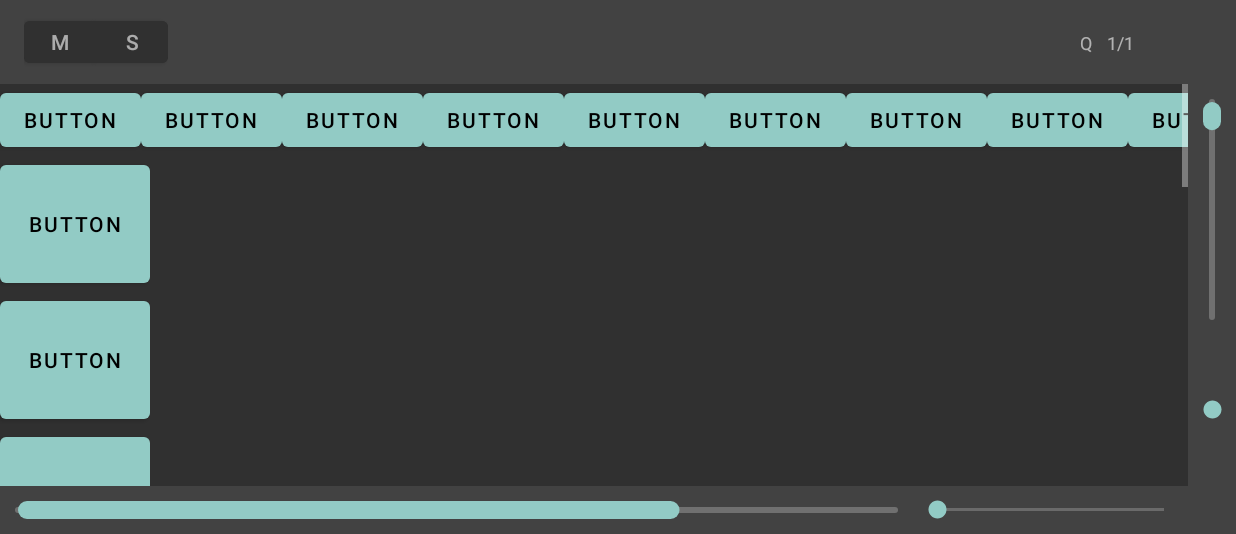
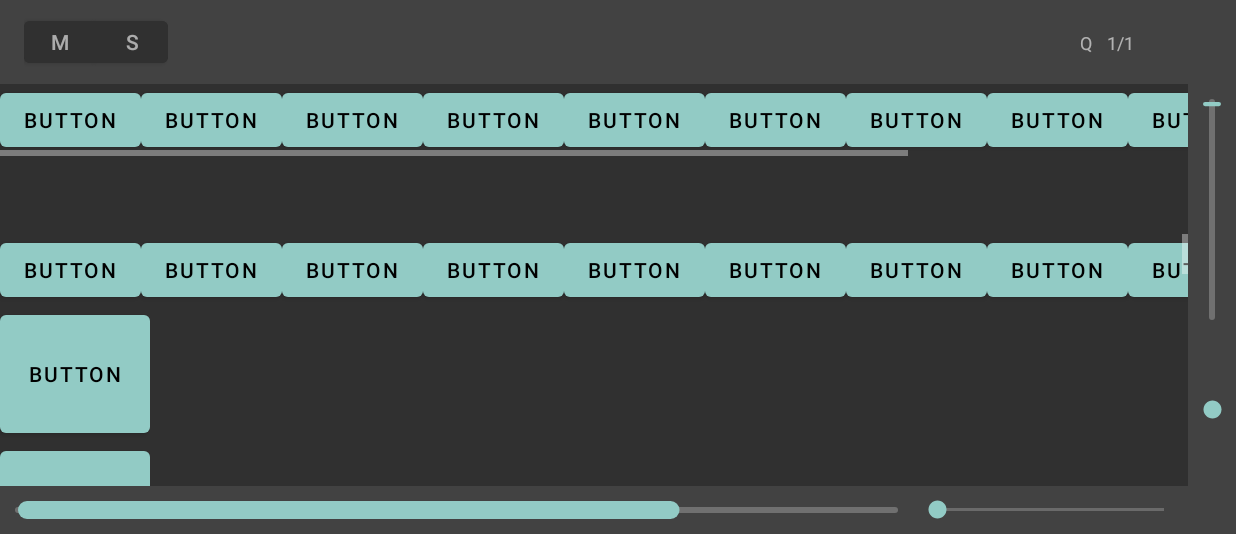
Before and after one commit to chord-io/chord.io-android-ui, an Android app: the SequencerActivity screen opened directly, with no data from a screen before it, on a phone screen of 824 x 412 dp (held sideways), the part 84-618 px from its top. Run offline under Robolectric (Android 15) with nearby library versions, the phone set to English and light mode, and no system bars; plain views replace IconicsImageView.

Commit message:
handle multiple scrollview on scrollbar component

```diff
--- a/app/src/main/java/io/chord/ui/SequencerActivity.kt
+++ b/app/src/main/java/io/chord/ui/SequencerActivity.kt
@@ -3,6 +3,8 @@ package io.chord.ui
 import androidx.appcompat.app.AppCompatActivity
 import android.os.Bundle
 import io.chord.R
+import io.chord.ui.components.ScrollBar
+import io.chord.ui.components.TwoDimensionalScrollView
 
 class SequencerActivity : AppCompatActivity()
 {
@@ -11,5 +13,12 @@ class SequencerActivity : AppCompatActivity()
 		super.onCreate(savedInstanceState)
 		this.setContentView(R.layout.activity_sequencer)
 		this.setSupportActionBar(this.findViewById(R.id.toolbar))
+
+		val horizontalScrollBar = this.findViewById<ScrollBar>(R.id.horizontalScrollBar)
+		val verticalScrollBar = this.findViewById<ScrollBar>(R.id.verticalScrollBar)
+
+		horizontalScrollBar.attachScrollView(R.id.scrollview)
+		horizontalScrollBar.attachScrollView(R.id.scrollview2)
+		verticalScrollBar.attachScrollView(R.id.scrollview)
 	}
 }
--- a/app/src/main/java/io/chord/ui/components/ScrollBar.kt
+++ b/app/src/main/java/io/chord/ui/components/ScrollBar.kt
@@ -7,18 +7,20 @@ import android.util.AttributeSet
 import android.view.MotionEvent
 import android.view.View
 import android.widget.FrameLayout
+import android.widget.HorizontalScrollView
+import android.widget.ScrollView
 import io.chord.R
 import io.chord.ui.utils.MathUtils
 import io.chord.ui.utils.ViewUtils
+import kotlin.IllegalStateException
 import kotlin.math.max
 import kotlin.math.min
 
 class ScrollBar : View
 {
 	private val painter: Paint = Paint()
-	private lateinit var _scrollView: FrameLayout
+	private val _scrollBarControllers: MutableMap<Int, ScrollBarController> = mutableMapOf()
 
-	private var _scrollviewId: Int? = null
 	private var _orientation: ScrollBarOrientation = ScrollBarOrientation.Horizontal
 	private var _backgroundColor: Int? = null
 	private var _trackColor: Int? = null
@@ -26,12 +28,6 @@ class ScrollBar : View
 	private var _trackThickness: Float? = null
 	private var _thumbThickness: Float? = null
 	private var _thumbRoundness: Float? = null
-
-	var scrollviewId: Int?
-		get() = this._scrollviewId
-		set(value) {
-			this._scrollviewId = value
-		}
 
 	var orientation: ScrollBarOrientation
 		get() = this._orientation
@@ -113,10 +109,7 @@ class ScrollBar : View
 			attrs, R.styleable.ScrollBar, defStyle, 0
 		)
 
-		this.scrollviewId = typedArray.getResourceId(
-			R.styleable.ScrollBar_cio_sb_attachScrollView,
-			0
-		)
+		val theme = this.context.theme
 
 		typedArray.getString(
 			R.styleable.ScrollBar_cio_sb_orientation
@@ -130,7 +123,6 @@ class ScrollBar : View
 			}
 		}
 
-		val theme = this.context.theme
 
 		this.backgroundColor = typedArray.getColor(
 			R.styleable.ScrollBar_cio_sb_backgroundColor,
@@ -165,66 +157,30 @@ class ScrollBar : View
 		typedArray.recycle()
 	}
 
-	override fun onAttachedToWindow()
+	fun attachScrollView(id: Int)
 	{
-		super.onAttachedToWindow()
+		this._scrollBarControllers[id] = ScrollBarController(id, this)
+	}
 
-		val rootView = ViewUtils.getParentRootView(this)
-		this._scrollviewId?.apply {
-			val twoDimensionalScrollView = rootView
-				.findViewById<TwoDimensionalScrollView>(this)
-			_scrollView = if(_orientation == ScrollBarOrientation.Vertical)
-			{
-				twoDimensionalScrollView.verticalScrollView
-			}
-			else
-			{
-				twoDimensionalScrollView.horizontalScrollView
-			}
-		}
+	fun detachScrollView(id: Int)
+	{
+		this._scrollBarControllers.remove(id)
 	}
 
 	private fun getScrollViewContentSize(): Int
 	{
-		if(this._scrollView.childCount > 0)
-		{
-			val child = this._scrollView.getChildAt(0)
-
-			return if(this.orientation == ScrollBarOrientation.Vertical)
-			{
-				child.height
-			}
-			else
-			{
-				child.width
-			}
-		}
-
-		return this.getScrollViewSize()
+		return this._scrollBarControllers.values.first().getContentSize()
 	}
 
 	private fun getScrollViewSize(): Int
 	{
-		return if(this.orientation == ScrollBarOrientation.Vertical)
-		{
-			this._scrollView.height - this._scrollView.paddingBottom - this._scrollView.paddingTop
-		}
-		else
-		{
-			this._scrollView.width - this._scrollView.paddingStart - this._scrollView.paddingEnd
-		}
+		return this._scrollBarControllers.values.first().getSize()
 	}
 
 	private fun getScrollViewPosition(): Int
 	{
-		return if(this.orientation == ScrollBarOrientation.Vertical)
-		{
-			this._scrollView.scrollY
-		}
-		else
-		{
-			this._scrollView.scrollX
-		}
+		return this._scrollBarControllers.values.first().getPosition()
+
 	}
 
 	private fun getSizeWithoutPaddings(): Int
@@ -283,13 +239,8 @@ class ScrollBar : View
 
 	private fun setPosition(position: Int)
 	{
-		if(this.orientation == ScrollBarOrientation.Vertical)
-		{
-			this._scrollView.scrollY = position
-		}
-		else
-		{
-			this._scrollView.scrollX = position
+		this._scrollBarControllers.forEach {
+			it.value.setPosition(position)
 		}
 	}
 
--- /dev/null
+++ b/app/src/main/java/io/chord/ui/components/ScrollBarController.kt
@@ -0,0 +1,156 @@
+package io.chord.ui.components
+
+import android.view.View
+import android.widget.FrameLayout
+import android.widget.HorizontalScrollView
+import android.widget.ScrollView
+import io.chord.ui.utils.ViewUtils
+
+class ScrollBarController(
+	id: Int,
+	private val scrollBar: ScrollBar
+)
+{
+	private val scrollView: FrameLayout
+
+	init
+	{
+		val rootView = ViewUtils.getParentRootView(scrollBar)
+		this.scrollView = when(val scrollView = rootView.findViewById<View>(id))
+		{
+			is TwoDimensionalScrollView ->
+			{
+				if(scrollBar.orientation == ScrollBarOrientation.Vertical)
+				{
+					scrollView.verticalScrollView
+				} else
+				{
+					scrollView.horizontalScrollView
+				}
+			}
+			is ScrollView -> scrollView
+			is HorizontalScrollView -> scrollView
+			else -> throw IllegalStateException("view is not a scrollview")
+		}
+	}
+
+	override fun equals(other: Any?): Boolean
+	{
+		if(other is ScrollBarController)
+		{
+			when
+			{
+				this.getSizeWithoutPaddings() != other.getSizeWithoutPaddings() ->
+				{
+					return false
+				}
+				this.getContentSize() != other.getContentSize() ->
+				{
+					return false
+				}
+				this.getPaddingLeft() != other.getPaddingLeft() ->
+				{
+					return false
+				}
+				this.getPaddingRight() != other.getPaddingRight() ->
+				{
+					return false
+				}
+				else -> return true
+			}
+		}
+		else
+		{
+			return false
+		}
+	}
+
+	override fun hashCode(): Int
+	{
+		return this.scrollView.hashCode()
+	}
+
+	fun getContentSize(): Int
+	{
+		if(this.scrollView.childCount > 0)
+		{
+			val child = scrollView.getChildAt(0)
+
+			return if(this.scrollBar.orientation == ScrollBarOrientation.Vertical)
+			{
+				child.height
+			}
+			else
+			{
+				child.width
+			}
+		}
+
+		return this.getSizeWithoutPaddings()
+	}
+
+	fun getSizeWithoutPaddings(): Int
+	{
+		return if(this.scrollBar.orientation == ScrollBarOrientation.Vertical)
+		{
+			this.scrollView.height
+		}
+		else
+		{
+			this.scrollView.width
+		}
+	}
+
+	fun getSize(): Int
+	{
+		return this.getSizeWithoutPaddings() - this.getPaddingLeft() - this.getPaddingRight()
+	}
+
+	fun getPaddingLeft(): Int
+	{
+		return if(this.scrollBar.orientation == ScrollBarOrientation.Vertical)
+		{
+			this.scrollView.paddingTop
+		}
+		else
+		{
+			this.scrollView.paddingStart
+		}
+	}
+
+	fun getPaddingRight(): Int
+	{
+		return if(this.scrollBar.orientation == ScrollBarOrientation.Vertical)
+		{
+			this.scrollView.paddingBottom
+		}
+		else
+		{
+			this.scrollView.paddingEnd
+		}
+	}
+
+	fun getPosition(): Int
+	{
+		return if(this.scrollBar.orientation == ScrollBarOrientation.Vertical)
+		{
+			this.scrollView.scrollY
+		}
+		else
+		{
+			this.scrollView.scrollX
+		}
+	}
+
+	fun setPosition(position: Int)
+	{
+		return if(this.scrollBar.orientation == ScrollBarOrientation.Vertical)
+		{
+			this.scrollView.scrollY = position
+		}
+		else
+		{
+			this.scrollView.scrollX = position
+		}
+	}
+}
--- a/app/src/main/res/layout/activity_sequencer.xml
+++ b/app/src/main/res/layout/activity_sequencer.xml
@@ -13,7 +13,89 @@
         android:background="@color/backgroundSecondary"
         android:orientation="horizontal"
         android:columnCount="2"
-        android:rowCount="2">
+        android:rowCount="3">
+        <io.chord.ui.components.TwoDimensionalScrollView
+            android:id="@+id/scrollview2"
+            android:layout_width="0dp"
+            android:layout_height="100dp"
+            android:background="@color/backgroundPrimary"
+            android:layout_columnWeight="1"
+            android:layout_rowWeight="0"
+            android:layout_column="0"
+            android:layout_row="0">
+            <LinearLayout
+                android:layout_width="wrap_content"
+                android:layout_height="wrap_content"
+                android:orientation="horizontal">
+
+                <Button
+                    android:layout_width="match_parent"
+                    android:layout_height="wrap_content"
+                    android:layout_weight="1"
+                    android:text="Button" />
+
+                <Button
+                    android:layout_width="match_parent"
+                    android:layout_height="wrap_content"
+                    android:layout_weight="1"
+                    android:text="Button" />
+
+                <Button
+                    android:layout_width="match_parent"
+                    android:layout_height="wrap_content"
+                    android:layout_weight="1"
+                    android:text="Button" />
+
+                <Button
+                    android:layout_width="match_parent"
+                    android:layout_height="wrap_content"
+                    android:layout_weight="1"
+                    android:text="Button" />
+
+                <Button
+                    android:layout_width="wrap_content"
+                    android:layout_height="wrap_content"
+                    android:layout_weight="1"
+                    android:text="Button" />
+
+                <Button
+                    android:layout_width="wrap_content"
+                    android:layout_height="wrap_content"
+                    android:layout_weight="1"
+                    android:text="Button" />
+
+                <Button
+                    android:layout_width="wrap_content"
+                    android:layout_height="wrap_content"
+                    android:layout_weight="1"
+                    android:text="Button" />
+
+                <Button
+                    android:layout_width="wrap_content"
+                    android:layout_height="wrap_content"
+                    android:layout_weight="1"
+                    android:text="Button" />
+
+                <Button
+                    android:layout_width="wrap_content"
+                    android:layout_height="wrap_content"
+                    android:layout_weight="1"
+                    android:text="Button" />
+
+                <Button
+                    android:layout_width="wrap_content"
+                    android:layout_height="wrap_content"
+                    android:layout_weight="1"
+                    android:text="Button" />
+
+                <Button
+                    android:layout_width="wrap_content"
+                    android:layout_height="wrap_content"
+                    android:layout_weight="1"
+                    android:text="BITE!!!!!!" />
+            </LinearLayout>
+        </io.chord.ui.components.TwoDimensionalScrollView>
+
         <io.chord.ui.components.TwoDimensionalScrollView
             android:id="@+id/scrollview"
             android:layout_width="0dp"
@@ -22,7 +104,7 @@
             android:layout_columnWeight="1"
             android:layout_rowWeight="1"
             android:layout_column="0"
-            android:layout_row="0">
+            android:layout_row="1">
             <LinearLayout
                 android:layout_width="wrap_content"
                 android:layout_height="wrap_content"
@@ -190,15 +272,16 @@
             android:layout_rowWeight="1"
             android:layout_column="1"
             android:layout_row="0"
+            android:layout_rowSpan="2"
             android:orientation="vertical">
             <io.chord.ui.components.ScrollBar
+                android:id="@+id/verticalScrollBar"
                 android:layout_width="match_parent"
                 android:layout_height="0dp"
                 android:layout_weight="1"
                 android:paddingTop="12dp"
                 android:paddingBottom="12dp"
-                app:cio_sb_orientation="vertical"
-                app:cio_sb_attachScrollView="@id/scrollview"/>
+                app:cio_sb_orientation="vertical" />
             <SeekBar
                 android:layout_width="match_parent"
                 android:layout_height="0dp"
@@ -211,15 +294,15 @@
             android:layout_columnWeight="1"
             android:layout_rowWeight="0"
             android:layout_column="0"
-            android:layout_row="1">
+            android:layout_row="2">
             <io.chord.ui.components.ScrollBar
+                android:id="@+id/horizontalScrollBar"
                 android:layout_width="0dp"
                 android:layout_height="match_parent"
                 android:layout_weight="1"
                 android:paddingStart="12dp"
                 android:paddingEnd="12dp"
-                app:cio_sb_orientation="horizontal"
-                app:cio_sb_attachScrollView="@id/scrollview"/>
+                app:cio_sb_orientation="horizontal" />
             <SeekBar
                 android:layout_width="0dp"
                 android:layout_height="match_parent"
--- a/app/src/main/res/values/attrs_scrollbars.xml
+++ b/app/src/main/res/values/attrs_scrollbars.xml
@@ -1,7 +1,6 @@
 <?xml version="1.0" encoding="utf-8"?>
 <resources>
     <declare-styleable name="ScrollBar">
-        <attr name="cio_sb_attachScrollView" format="reference"/>
         <attr name="cio_sb_orientation" format="string"/>
         <attr name="cio_sb_backgroundColor" format="color"/>
         <attr name="cio_sb_trackColor" format="color"/>
```
